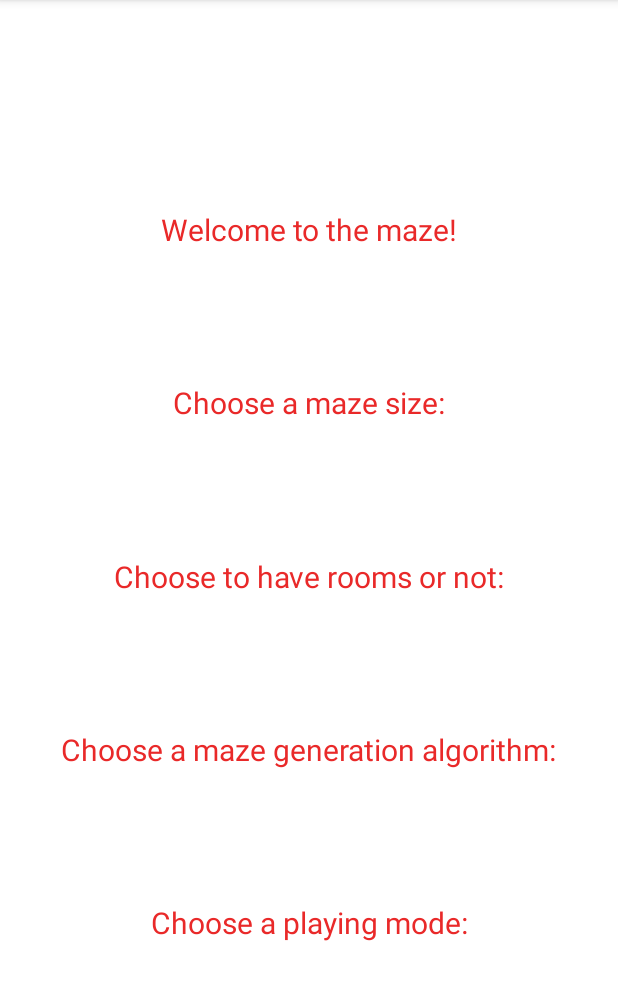
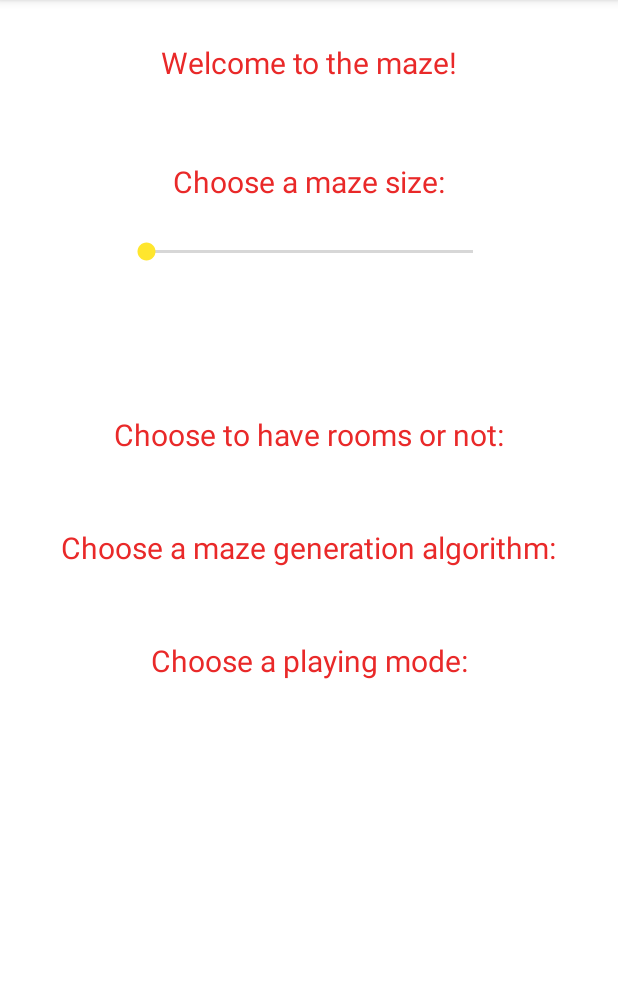
Before and after one commit to dnmontenegro/amazebydavidmontenegro, an Android app: the screen it shows after launch (AMazeActivity), on a phone screen of 412 x 824 dp, the part 84-1084 px from its top. Run offline under Robolectric (Android 15) with nearby library versions, the phone set to English and light mode, and no system bars.

Commit message:
Added working seekbar to AMazeActivity

```diff
--- a/app/src/main/java/edu/wm/cs/cs301/DavidMontenegro/gui/AMazeActivity.java
+++ b/app/src/main/java/edu/wm/cs/cs301/DavidMontenegro/gui/AMazeActivity.java
@@ -3,10 +3,12 @@ package edu.wm.cs.cs301.DavidMontenegro.gui;
 import androidx.appcompat.app.AppCompatActivity;
 
 import android.os.Bundle;
+import android.util.Log;
 import android.widget.Button;
 import android.widget.SeekBar;
 import android.widget.Spinner;
 import android.widget.TextView;
+import android.widget.Toast;
 
 import edu.wm.cs.cs301.DavidMontenegro.R;
 
@@ -15,6 +17,8 @@ public class AMazeActivity extends AppCompatActivity {
     private TextView title;
     private TextView tSize;
     private SeekBar size;
+    private TextView tProgress;
+    private int mazeSize;
     private TextView tRooms;
     private Button rooms;
     private TextView tAlgorithm;
@@ -31,15 +35,31 @@ public class AMazeActivity extends AppCompatActivity {
 
         title = (TextView) findViewById(R.id.title);
         tSize = (TextView) findViewById(R.id.tSize);
+        size = (SeekBar) findViewById(R.id.size);
+        tProgress = (TextView) findViewById(R.id.tProgress);
         tRooms = (TextView) findViewById(R.id.tRooms);
         tAlgorithm = (TextView) findViewById(R.id.tAlgorithm);
         tMode = (TextView) findViewById(R.id.tMode);
 
-        title.setText(R.string.title);
-        tSize.setText(R.string.tSize);
-        tRooms.setText(R.string.tRooms);
-        tAlgorithm.setText(R.string.tAlgorithm);
-        tMode.setText(R.string.tMode);
+        size.setOnSeekBarChangeListener(new SeekBar.OnSeekBarChangeListener() {
+            @Override
+            public void onProgressChanged(SeekBar seekBar, int progress, boolean fromUser) {
+                seekBar.setMax(15);
+                tProgress.setText(getString(R.string.size, progress));
+                mazeSize = progress;
+            }
+
+            @Override
+            public void onStartTrackingTouch(SeekBar seekBar) {
+
+            }
+
+            @Override
+            public void onStopTrackingTouch(SeekBar seekBar) {
+                Toast.makeText(getApplicationContext(), R.string.inputDetected, Toast.LENGTH_SHORT).show();
+                Log.v((String) getApplicationContext().getText(R.string.tSize), (String) getApplicationContext().getText(R.string.inputDetected));
+            }
+        });
 
     }
 }
--- a/app/src/main/res/layout/activity_amaze.xml
+++ b/app/src/main/res/layout/activity_amaze.xml
@@ -10,10 +10,11 @@
         android:id="@+id/title"
         android:layout_width="wrap_content"
         android:layout_height="wrap_content"
-        android:textSize="20sp"
+        android:layout_marginTop="4dp"
         android:padding="24dp"
         android:textColor="@color/red"
-        app:layout_constraintBottom_toBottomOf="@id/tSize"
+        android:textSize="20sp"
+        android:text="@string/title"
         app:layout_constraintLeft_toLeftOf="parent"
         app:layout_constraintRight_toRightOf="parent"
         app:layout_constraintTop_toTopOf="parent" />
@@ -22,49 +23,69 @@
         android:id="@+id/tSize"
         android:layout_width="wrap_content"
         android:layout_height="wrap_content"
-        android:textSize="20sp"
+        android:layout_marginTop="4dp"
         android:padding="24dp"
         android:textColor="@color/red"
-        app:layout_constraintBottom_toBottomOf="@id/tRooms"
+        android:textSize="20sp"
+        android:text="@string/tSize"
         app:layout_constraintLeft_toLeftOf="parent"
         app:layout_constraintRight_toRightOf="parent"
-        app:layout_constraintTop_toTopOf="@id/title" />
+        app:layout_constraintTop_toBottomOf="@id/title" />
+
+    <SeekBar
+        android:id="@+id/size"
+        android:layout_width="250dp"
+        android:layout_height="wrap_content"
+        app:layout_constraintLeft_toLeftOf="parent"
+        app:layout_constraintRight_toRightOf="parent"
+        app:layout_constraintTop_toBottomOf="@id/tSize" />
+
+    <TextView
+        android:id="@+id/tProgress"
+        android:layout_width="wrap_content"
+        android:layout_height="wrap_content"
+        android:padding="24dp"
+        android:textColor="@color/darkYellow"
+        android:textSize="20sp"
+        app:layout_constraintLeft_toLeftOf="parent"
+        app:layout_constraintRight_toRightOf="parent"
+        app:layout_constraintTop_toBottomOf="@id/size" />
 
     <TextView
         android:id="@+id/tRooms"
         android:layout_width="wrap_content"
         android:layout_height="wrap_content"
-        android:textSize="20sp"
         android:padding="24dp"
         android:textColor="@color/red"
-        app:layout_constraintBottom_toBottomOf="@id/tAlgorithm"
+        android:textSize="20sp"
+        android:text="@string/tRooms"
         app:layout_constraintLeft_toLeftOf="parent"
         app:layout_constraintRight_toRightOf="parent"
-        app:layout_constraintTop_toTopOf="@id/tSize" />
+        app:layout_constraintTop_toBottomOf="@id/tProgress" />
 
     <TextView
         android:id="@+id/tAlgorithm"
         android:layout_width="wrap_content"
         android:layout_height="wrap_content"
-        android:textSize="20sp"
         android:padding="24dp"
         android:textColor="@color/red"
-        app:layout_constraintBottom_toBottomOf="@id/tMode"
+        android:textSize="20sp"
+        android:text="@string/tAlgorithm"
         app:layout_constraintLeft_toLeftOf="parent"
         app:layout_constraintRight_toRightOf="parent"
-        app:layout_constraintTop_toTopOf="@id/tRooms" />
+        app:layout_constraintTop_toBottomOf="@id/tRooms" />
 
     <TextView
         android:id="@+id/tMode"
         android:layout_width="wrap_content"
         android:layout_height="wrap_content"
-        android:textSize="20sp"
         android:padding="24dp"
         android:textColor="@color/red"
-        app:layout_constraintBottom_toBottomOf="parent"
+        android:textSize="20sp"
+        android:text="@string/tMode"
         app:layout_constraintLeft_toLeftOf="parent"
         app:layout_constraintRight_toRightOf="parent"
-        app:layout_constraintTop_toTopOf="@id/tAlgorithm" />
+        app:layout_constraintTop_toBottomOf="@id/tAlgorithm" />
 
 
 
--- a/app/src/main/res/values/colors.xml
+++ b/app/src/main/res/values/colors.xml
@@ -7,7 +7,7 @@
     <color name="teal_700">#FF018786</color>
     <color name="brown">#5c3613</color>
     <color name="brightYellow">#ffe62d</color>
-    <color name="darkYellow">#f4dc26</color>
+    <color name="darkYellow">#9E8F0E</color>
     <color name="red">#e92929</color>
     <color name="black">#FF000000</color>
     <color name="white">#FFFFFFFF</color>
--- a/app/src/main/res/values/strings.xml
+++ b/app/src/main/res/values/strings.xml
@@ -2,7 +2,9 @@
     <string name="app_name">AMazeByDavidMontenegro</string>
     <string name="title">Welcome to the maze!</string>
     <string name="tSize">Choose a maze size:</string>
+    <string name="size">Size: %1$d</string>
     <string name="tRooms">Choose to have rooms or not:</string>
     <string name="tAlgorithm">Choose a maze generation algorithm:</string>
     <string name="tMode">Choose a playing mode:</string>
+    <string name="inputDetected">Input detected!</string>
 </resources>
--- a/app/src/main/res/values/themes.xml
+++ b/app/src/main/res/values/themes.xml
@@ -7,6 +7,10 @@
         <item name="colorOnPrimary">@color/white</item>
         <item name="android:colorBackground">@color/white</item>
         <!-- Customize your theme here. -->
+        <item name="colorSecondary">@color/brightYellow</item>
+        <item name="colorSecondaryVariant">@color/darkYellow</item>
+        <item name="colorOnSecondary">@color/white</item>
+
     </style>
 
 
```
